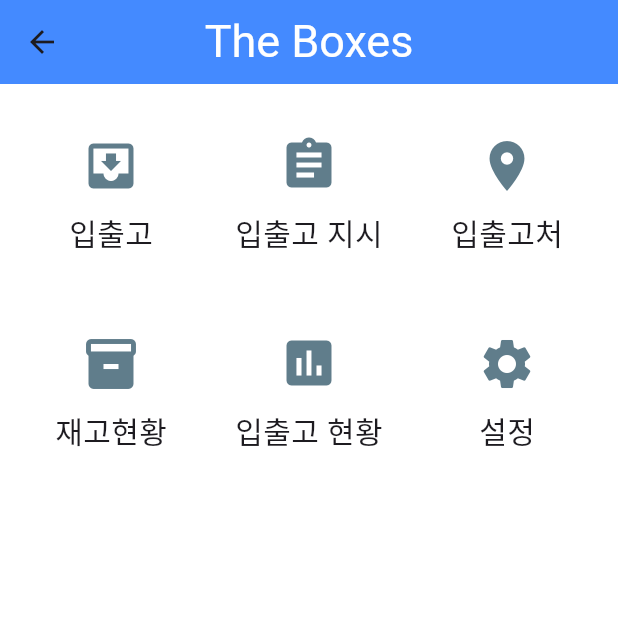
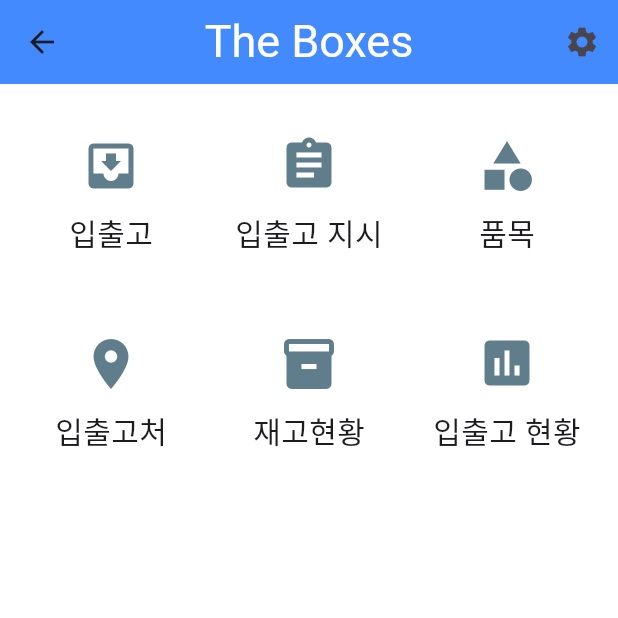
Before and after one commit to vosw1/the-boxes-app, a Flutter app: the HomePage screen opened by its route, on a phone screen of 412 x 824 dp, the top half of it. Run offline on Flutter 3.47's test engine with Material 3 defaults, Android fonts, the light colour scheme and no system bars.

Commit message:
아이콘 추가 및 글자 위치 조정

```diff
--- a/lib/page/home/components/custom_app_bar.dart
+++ b/lib/page/home/components/custom_app_bar.dart
@@ -1,23 +1,31 @@
 import 'package:flutter/material.dart';
 import 'package:the_boxes/size.dart';
 
-class CustomAppBar extends StatelessWidget implements PreferredSizeWidget { // 크기를 제어하기 위해 인터페이스 구현
+class CustomAppBar extends StatelessWidget implements PreferredSizeWidget {
   final String title;
 
   const CustomAppBar({super.key, required this.title});
 
   @override
-  Size get preferredSize => Size.fromHeight(kToolbarHeight); // 높이를 정의 => Flutter의 기본 툴바 높이
+  Size get preferredSize => Size.fromHeight(kToolbarHeight);
 
   @override
   Widget build(BuildContext context) {
     return AppBar(
+      backgroundColor: Colors.blueAccent,
       title: Text(
         title,
-        style: TextStyle(fontSize: ml_gap, color: Colors.white), // Use your custom size
+        style: TextStyle(fontSize: ml_gap, color: Colors.white),
       ),
-      centerTitle: true, // 아이콘이 있어도 가운데 정렬
-      backgroundColor: Colors.blueAccent,
+      centerTitle: true, // Ensures the title is centered
+      actions: [
+        IconButton(
+          icon: Icon(Icons.settings),
+          onPressed: () {
+            // Add settings action
+          },
+        ),
+      ],
     );
   }
 }
--- a/lib/page/home/components/home_body.dart
+++ b/lib/page/home/home_body.dart
@@ -1,6 +1,6 @@
 import 'package:flutter/material.dart';
 import 'package:the_boxes/size.dart';
-import 'custom_icon_text_button.dart';
+import 'components/custom_icon_text_button.dart';
 
 class HomeBody extends StatelessWidget {
   @override
@@ -23,6 +23,11 @@ class HomeBody extends StatelessWidget {
             routeName: '/inout_instruction_page',
           ),
           CustomIconTextButton(
+            icon: Icons.category,
+            text: '품목',
+            routeName: '/inout_location_page',
+          ),
+          CustomIconTextButton(
             icon: Icons.location_on,
             text: '입출고처',
             routeName: '/inout_location_page',
@@ -37,11 +42,6 @@ class HomeBody extends StatelessWidget {
             text: '입출고 현황',
             routeName: '/inout_status_page',
           ),
-          CustomIconTextButton(
-            icon: Icons.settings,
-            text: '설정',
-            routeName: '/setting_page',
-          ),
         ],
       ),
     );
--- a/lib/page/home/home_page.dart
+++ b/lib/page/home/home_page.dart
@@ -1,6 +1,6 @@
 import 'package:flutter/material.dart';
 import 'components/custom_app_bar.dart';
-import 'components/home_body.dart';
+import 'home_body.dart';
 
 class HomePage extends StatelessWidget {
   const HomePage({super.key});
```
